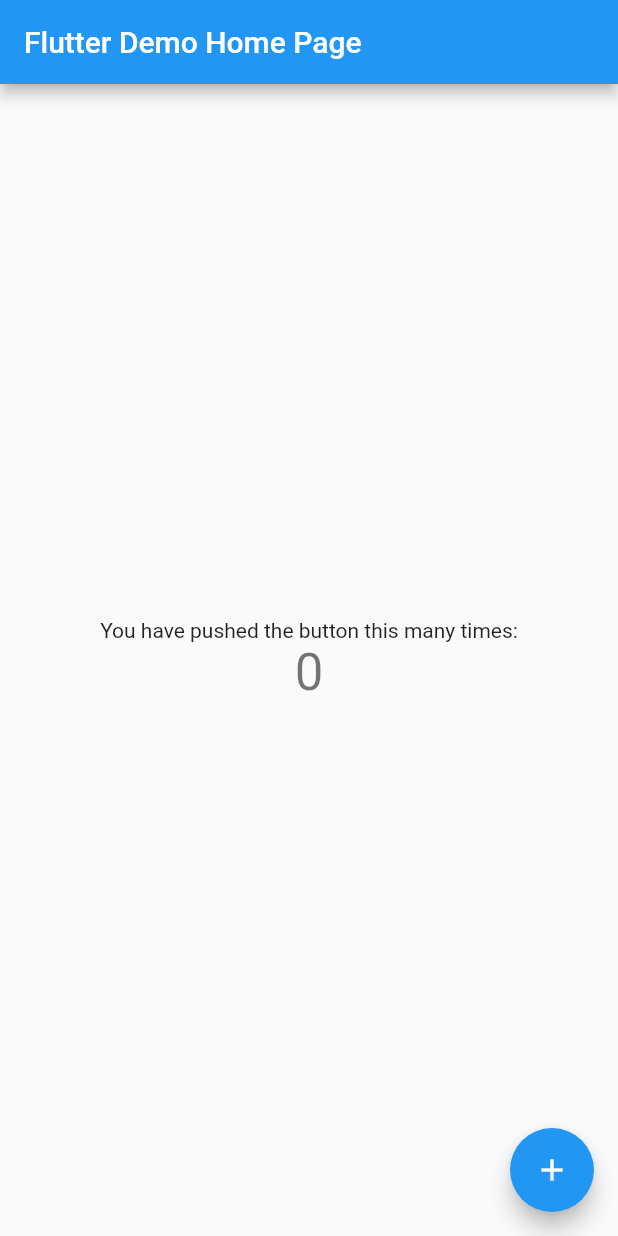
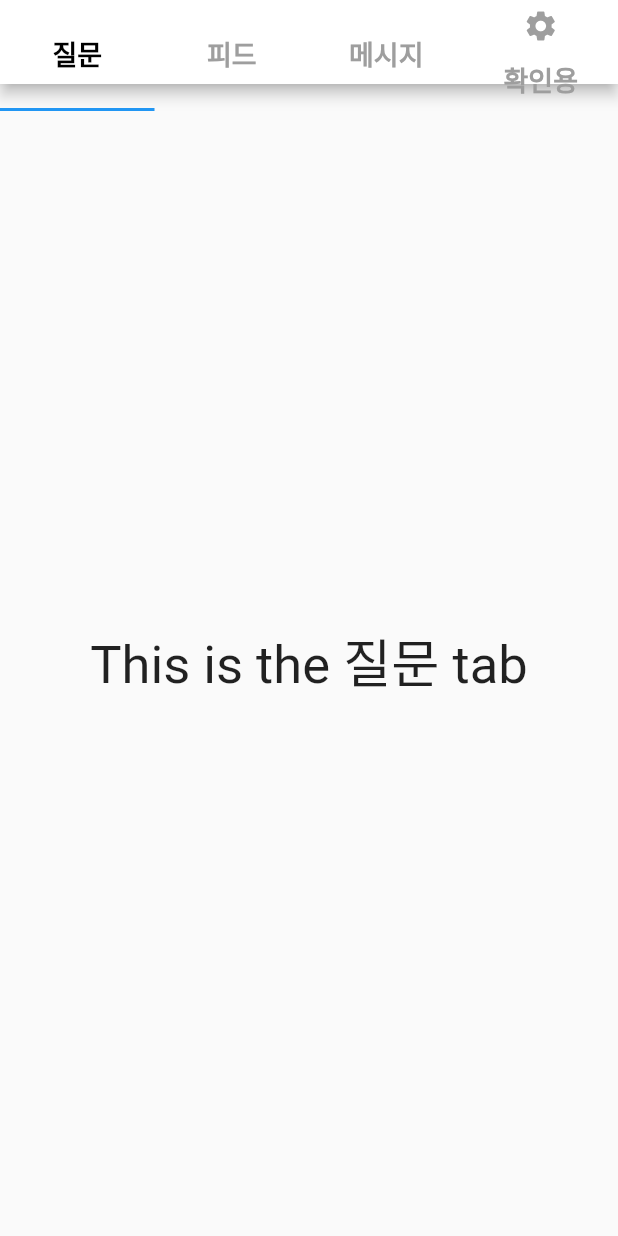
Before and after one commit to team-cooing/cooing-front, a Flutter app: the screen it shows after launch, on a phone screen of 412 x 824 dp. Run offline on Flutter 3.47's test engine with Material 2 defaults, Android fonts, the phone set to English and light mode, and no system bars.

Commit message:
add main_appbar(upper navigation bar)

```diff
--- a/lib/main.dart
+++ b/lib/main.dart
@@ -1,4 +1,5 @@
 import 'package:flutter/material.dart';
+import 'package:cooing_front/pages/main_page.dart';
 
 void main() {
   runApp(const MyApp());
@@ -7,109 +8,10 @@ void main() {
 class MyApp extends StatelessWidget {
   const MyApp({super.key});
 
-  // This widget is the root of your application.
   @override
   Widget build(BuildContext context) {
-    return MaterialApp(
-      title: 'Flutter Demo',
-      theme: ThemeData(
-        // This is the theme of your application.
-        //
-        // Try running your application with "flutter run". You'll see the
-        // application has a blue toolbar. Then, without quitting the app, try
-        // changing the primarySwatch below to Colors.green and then invoke
-        // "hot reload" (press "r" in the console where you ran "flutter run",
-        // or simply save your changes to "hot reload" in a Flutter IDE).
-        // Notice that the counter didn't reset back to zero; the application
-        // is not restarted.
-        primarySwatch: Colors.blue,
-      ),
-      home: const MyHomePage(title: 'Flutter Demo Home Page'),
+    return const MaterialApp(
+      home: MainPage(),
     );
   }
 }
-
-class MyHomePage extends StatefulWidget {
-  const MyHomePage({super.key, required this.title});
-
-  // This widget is the home page of your application. It is stateful, meaning
-  // that it has a State object (defined below) that contains fields that affect
-  // how it looks.
-
-  // This class is the configuration for the state. It holds the values (in this
-  // case the title) provided by the parent (in this case the App widget) and
-  // used by the build method of the State. Fields in a Widget subclass are
-  // always marked "final".
-
-  final String title;
-
-  @override
-  State<MyHomePage> createState() => _MyHomePageState();
-}
-
-class _MyHomePageState extends State<MyHomePage> {
-  int _counter = 0;
-
-  void _incrementCounter() {
-    setState(() {
-      // This call to setState tells the Flutter framework that something has
-      // changed in this State, which causes it to rerun the build method below
-      // so that the display can reflect the updated values. If we changed
-      // _counter without calling setState(), then the build method would not be
-      // called again, and so nothing would appear to happen.
-      _counter++;
-    });
-  }
-
-  @override
-  Widget build(BuildContext context) {
-    // This method is rerun every time setState is called, for instance as done
-    // by the _incrementCounter method above.
-    //
-    // The Flutter framework has been optimized to make rerunning build methods
-    // fast, so that you can just rebuild anything that needs updating rather
-    // than having to individually change instances of widgets.
-    return Scaffold(
-      appBar: AppBar(
-        // Here we take the value from the MyHomePage object that was created by
-        // the App.build method, and use it to set our appbar title.
-        title: Text(widget.title),
-      ),
-      body: Center(
-        // Center is a layout widget. It takes a single child and positions it
-        // in the middle of the parent.
-        child: Column(
-          // Column is also a layout widget. It takes a list of children and
-          // arranges them vertically. By default, it sizes itself to fit its
-          // children horizontally, and tries to be as tall as its parent.
-          //
-          // Invoke "debug painting" (press "p" in the console, choose the
-          // "Toggle Debug Paint" action from the Flutter Inspector in Android
-          // Studio, or the "Toggle Debug Paint" command in Visual Studio Code)
-          // to see the wireframe for each widget.
-          //
-          // Column has various properties to control how it sizes itself and
-          // how it positions its children. Here we use mainAxisAlignment to
-          // center the children vertically; the main axis here is the vertical
-          // axis because Columns are vertical (the cross axis would be
-          // horizontal).
-          mainAxisAlignment: MainAxisAlignment.center,
-          children: <Widget>[
-            const Text(
-              'You have pushed the button this many times:',
-            ),
-            Text(
-              '$_counter',
-              style: Theme.of(context).textTheme.headlineMedium,
-            ),
-          ],
-        ),
-      ),
-      floatingActionButton: FloatingActionButton(
-        onPressed: _incrementCounter,
-        tooltip: 'Increment',
-        child: const Icon(Icons.add),
-      ), // This trailing comma makes auto-formatting nicer for build methods.
-    );
-  }
-}
--- /dev/null
+++ b/lib/pages/main_page.dart
@@ -0,0 +1,16 @@
+import 'package:cooing_front/widgets/main_appBar.dart';
+import 'package:flutter/material.dart';
+
+class MainPage extends StatefulWidget {
+  const MainPage({super.key});
+
+  @override
+  _MainPageState createState() => _MainPageState();
+}
+
+class _MainPageState extends State<MainPage> {
+  @override
+  Widget build(BuildContext context) {
+    return const MainAppBar();
+  }
+}
--- /dev/null
+++ b/lib/widgets/main_appBar.dart
@@ -0,0 +1,67 @@
+import 'package:flutter/material.dart';
+
+class MainAppBar extends StatefulWidget {
+  const MainAppBar({super.key});
+  @override
+  State<MainAppBar> createState() => _MainAppBarState();
+}
+
+class _MainAppBarState extends State<MainAppBar>
+    with SingleTickerProviderStateMixin {
+  static const List<Tab> myTabs = <Tab>[
+    Tab(text: '질문'),
+    Tab(text: '피드'),
+    Tab(text: '메시지'),
+    Tab(
+      text: '확인용',
+      icon: Icon(Icons.settings),
+    ),
+  ];
+
+  late TabController _tabController;
+
+  @override
+  void initState() {
+    super.initState();
+    _tabController = TabController(vsync: this, length: myTabs.length);
+  }
+
+  @override
+  void dispose() {
+    _tabController.dispose();
+    super.dispose();
+  }
+
+  @override
+  Widget build(BuildContext context) {
+    return Scaffold(
+      appBar: AppBar(
+        backgroundColor: const Color(0xffFFFFFF),
+        flexibleSpace: Column(
+          mainAxisAlignment: MainAxisAlignment.end,
+          children: [
+            TabBar(
+                controller: _tabController,
+                labelStyle: const TextStyle(
+                    fontSize: 18.0, fontWeight: FontWeight.bold),
+                labelColor: Colors.black,
+                unselectedLabelColor: Colors.grey,
+                tabs: myTabs),
+          ],
+        ),
+      ),
+      body: TabBarView(
+        controller: _tabController,
+        children: myTabs.map((Tab tab) {
+          final String label = tab.text!.toLowerCase();
+          return Center(
+            child: Text(
+              'This is the $label tab',
+              style: const TextStyle(fontSize: 35),
+            ),
+          );
+        }).toList(),
+      ),
+    );
+  }
+}
```
